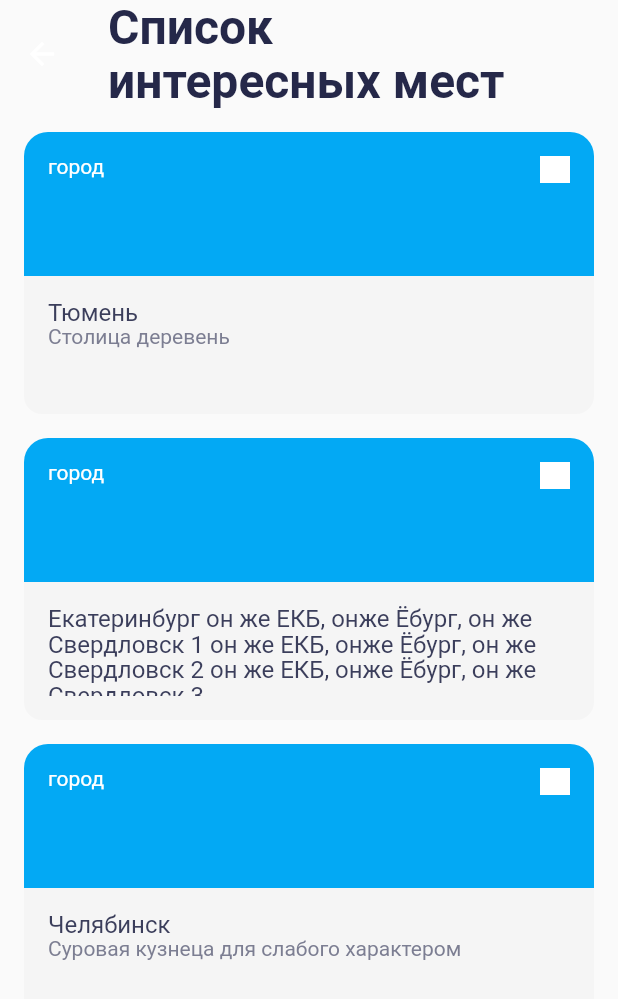
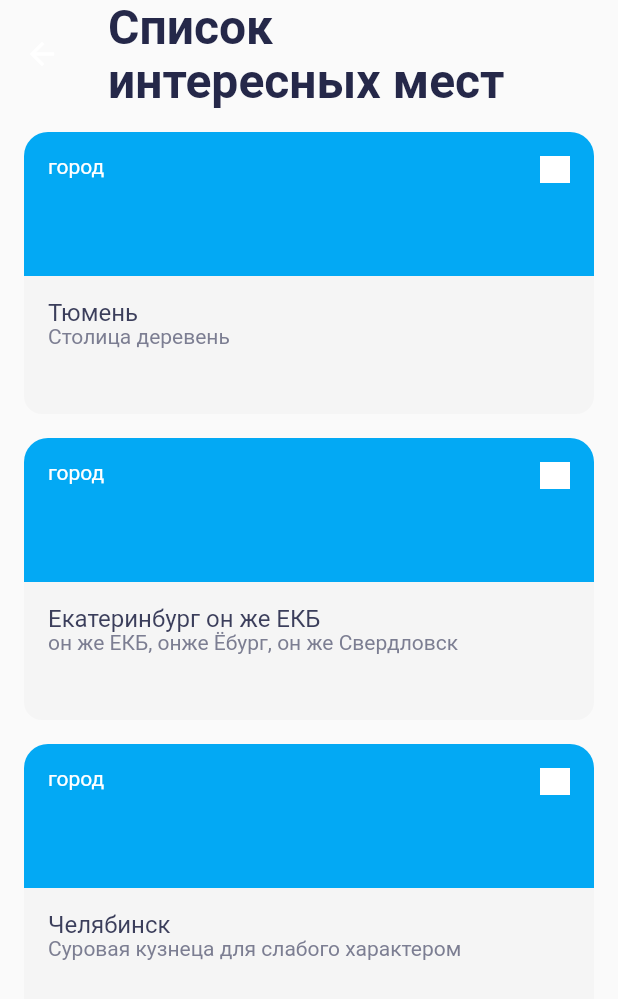
Before and after one commit to n-eliseev/surf-flutter-course-eliseev, a Flutter app: the SightListScreen screen opened directly, on a phone screen of 412 x 824 dp. Shown: the top 999 px of the screen. Run offline on Flutter 3.47's test engine with Material 2 defaults, Android fonts, the phone set to English and light mode, and no system bars.

```diff
--- a/lib/mocks.dart
+++ b/lib/mocks.dart
@@ -12,9 +12,9 @@ final mocks = <Sight>[
   ),
 
   const Sight(
-    name: 'Екатеринбург он же ЕКБ, онже Ёбург, он же Свердловск 1 он же ЕКБ, онже Ёбург, он же Свердловск 2 он же ЕКБ, онже Ёбург, он же Свердловск 3',
+    name: 'Екатеринбург он же ЕКБ',
     type: 'Город',
-    details: 'он же ЕКБ, онже Ёбург, он же Свердловск 1 он же ЕКБ, онже Ёбург, он же Свердловск 2 он же ЕКБ, онже Ёбург, он же Свердловск 3 он же ЕКБ, онже Ёбург, он же Свердловск 4 он же ЕКБ, онже Ёбург, он же Свердловск 5 он же ЕКБ, онже Ёбург, он же Свердловск 6 он же ЕКБ, онже Ёбург, он же Свердловск 7',
+    details: 'он же ЕКБ, онже Ёбург, он же Свердловск',
     lat: 56.842752,
     lon: 60.605685,
     url: 'https://xn--80acgfbsl1azdqr.xn--p1ai/'
```
